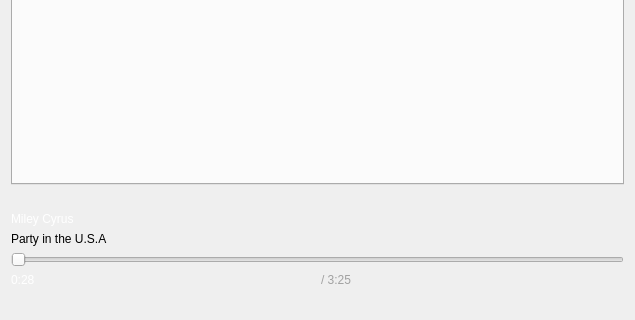
imoongom/commaudio, file Source/Server/mainwindow.ui: the form before one commit; both pictures show x 0 to 635 and y 280 to 600 of the 635 by 600 pixel window.
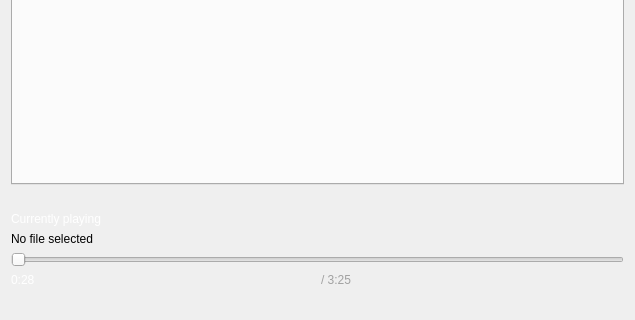
The form after the commit.

Commit message: Update UI to show selected song

What changed in the file:
```diff
--- a/Source/Server/mainwindow.ui
+++ b/Source/Server/mainwindow.ui
@@ -170,7 +170,7 @@
 color: white;</string>
       </property>
       <property name="text">
-       <string>Miley Cyrus</string>
+       <string>Currently playing</string>
       </property>
      </widget>
     </item>
@@ -181,7 +181,7 @@
 font: 25 italic 11pt &quot;Roboto Light&quot;;</string>
       </property>
       <property name="text">
-       <string>Party in the U.S.A</string>
+       <string>No file selected</string>
       </property>
      </widget>
     </item>
```
The commit also changes 4 other files.
